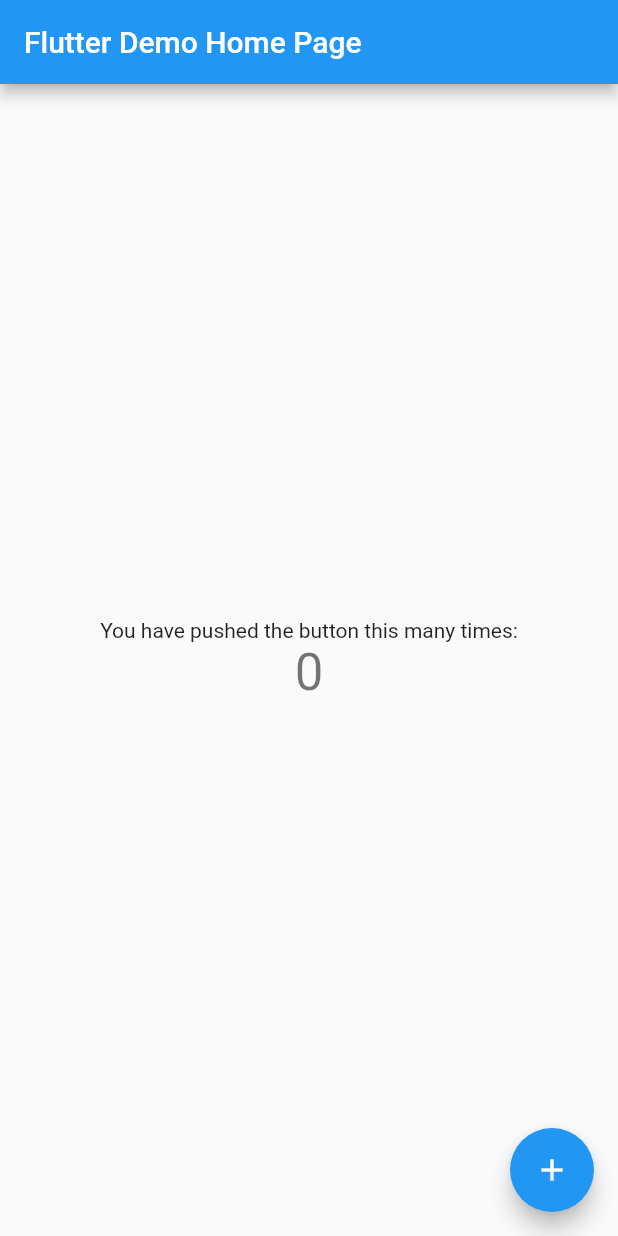
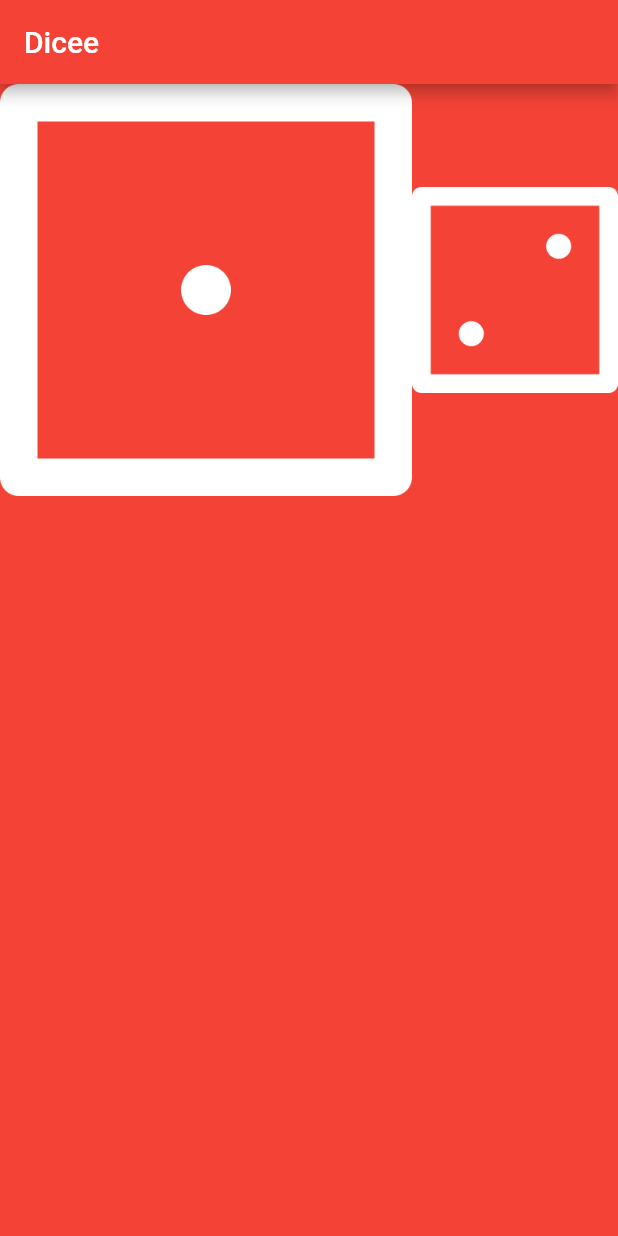
Before and after one commit to Jowooseok/fluuterStudy, a Flutter app: the screen it shows after launch, on a phone screen of 412 x 824 dp. Run offline on Flutter 3.47's test engine with Material 2 defaults, Android fonts, the phone set to English and light mode, and no system bars.

Commit message:
56.complete

```diff
--- a/fluuter_study/lib/main.dart
+++ b/fluuter_study/lib/main.dart
@@ -1,117 +1,35 @@
 import 'package:flutter/material.dart';
+import 'package:flutter/rendering.dart';
 
 void main() {
-  runApp(MyApp());
+  return runApp(
+    MaterialApp(
+      home: Scaffold(
+        backgroundColor: Colors.red,
+        appBar: AppBar(
+          title: Text('Dicee'),
+          backgroundColor: Colors.red,
+        ),
+        body: DicePage(),
+      ),
+    ),
+  );
 }
 
-class MyApp extends StatelessWidget {
-  // This widget is the root of your application.
+class DicePage extends StatelessWidget {
   @override
   Widget build(BuildContext context) {
-    return MaterialApp(
-      title: 'Flutter Demo',
-      theme: ThemeData(
-        // This is the theme of your application.
-        //
-        // Try running your application with "flutter run". You'll see the
-        // application has a blue toolbar. Then, without quitting the app, try
-        // changing the primarySwatch below to Colors.green and then invoke
-        // "hot reload" (press "r" in the console where you ran "flutter run",
-        // or simply save your changes to "hot reload" in a Flutter IDE).
-        // Notice that the counter didn't reset back to zero; the application
-        // is not restarted.
-        primarySwatch: Colors.blue,
-        // This makes the visual density adapt to the platform that you run
-        // the app on. For desktop platforms, the controls will be smaller and
-        // closer together (more dense) than on mobile platforms.
-        visualDensity: VisualDensity.adaptivePlatformDensity,
-      ),
-      home: MyHomePage(title: 'Flutter Demo Home Page'),
+    return Row(
+      children: [
+        Expanded(
+          flex: 2,
+          child: Image.asset('images/dice1.png'),
+        ),
+        Expanded(
+          flex: 1,
+          child: Image.asset('images/dice2.png'),
+        ),
+      ],
     );
   }
 }
-
-class MyHomePage extends StatefulWidget {
-  MyHomePage({Key key, this.title}) : super(key: key);
-
-  // This widget is the home page of your application. It is stateful, meaning
-  // that it has a State object (defined below) that contains fields that affect
-  // how it looks.
-
-  // This class is the configuration for the state. It holds the values (in this
-  // case the title) provided by the parent (in this case the App widget) and
-  // used by the build method of the State. Fields in a Widget subclass are
-  // always marked "final".
-
-  final String title;
-
-  @override
-  _MyHomePageState createState() => _MyHomePageState();
-}
-
-class _MyHomePageState extends State<MyHomePage> {
-  int _counter = 0;
-
-  void _incrementCounter() {
-    setState(() {
-      // This call to setState tells the Flutter framework that something has
-      // changed in this State, which causes it to rerun the build method below
-      // so that the display can reflect the updated values. If we changed
-      // _counter without calling setState(), then the build method would not be
-      // called again, and so nothing would appear to happen.
-      _counter++;
-    });
-  }
-
-  @override
-  Widget build(BuildContext context) {
-    // This method is rerun every time setState is called, for instance as done
-    // by the _incrementCounter method above.
-    //
-    // The Flutter framework has been optimized to make rerunning build methods
-    // fast, so that you can just rebuild anything that needs updating rather
-    // than having to individually change instances of widgets.
-    return Scaffold(
-      appBar: AppBar(
-        // Here we take the value from the MyHomePage object that was created by
-        // the App.build method, and use it to set our appbar title.
-        title: Text(widget.title),
-      ),
-      body: Center(
-        // Center is a layout widget. It takes a single child and positions it
-        // in the middle of the parent.
-        child: Column(
-          // Column is also a layout widget. It takes a list of children and
-          // arranges them vertically. By default, it sizes itself to fit its
-          // children horizontally, and tries to be as tall as its parent.
-          //
-          // Invoke "debug painting" (press "p" in the console, choose the
-          // "Toggle Debug Paint" action from the Flutter Inspector in Android
-          // Studio, or the "Toggle Debug Paint" command in Visual Studio Code)
-          // to see the wireframe for each widget.
-          //
-          // Column has various properties to control how it sizes itself and
-          // how it positions its children. Here we use mainAxisAlignment to
-          // center the children vertically; the main axis here is the vertical
-          // axis because Columns are vertical (the cross axis would be
-          // horizontal).
-          mainAxisAlignment: MainAxisAlignment.center,
-          children: <Widget>[
-            Text(
-              'You have pushed the button this many times:',
-            ),
-            Text(
-              '$_counter',
-              style: Theme.of(context).textTheme.headline4,
-            ),
-          ],
-        ),
-      ),
-      floatingActionButton: FloatingActionButton(
-        onPressed: _incrementCounter,
-        tooltip: 'Increment',
-        child: Icon(Icons.add),
-      ), // This trailing comma makes auto-formatting nicer for build methods.
-    );
-  }
-}
```
Also changed, not shown: fluuter_study/pubspec.yaml (+5 -57 lines), fluuter_study/images/dice1.png (added), fluuter_study/images/dice2.png (added), fluuter_study/images/dice3.png (added), fluuter_study/images/dice4.png (added), fluuter_study/images/dice5.png (added), fluuter_study/images/dice6.png (added), 1 other file.
